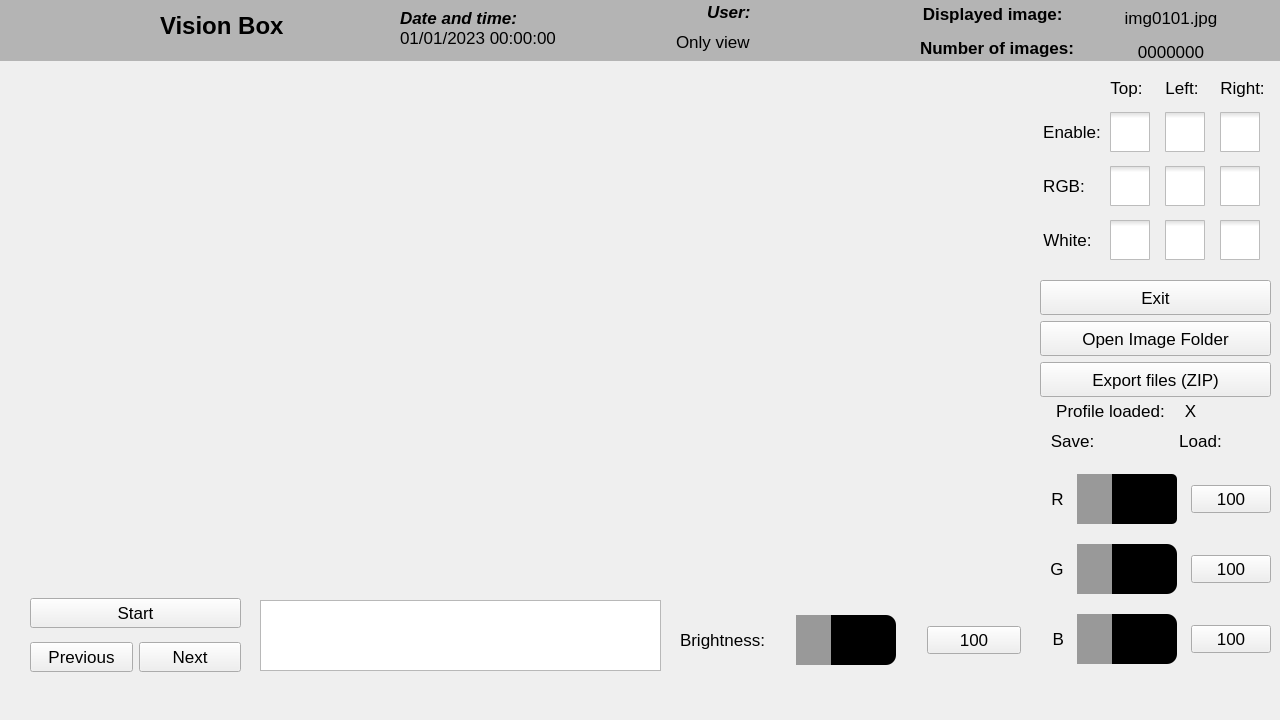
Before: the Qt Designer form form.ui in mblui/RaspberryFiles, drawn with Qt 5.
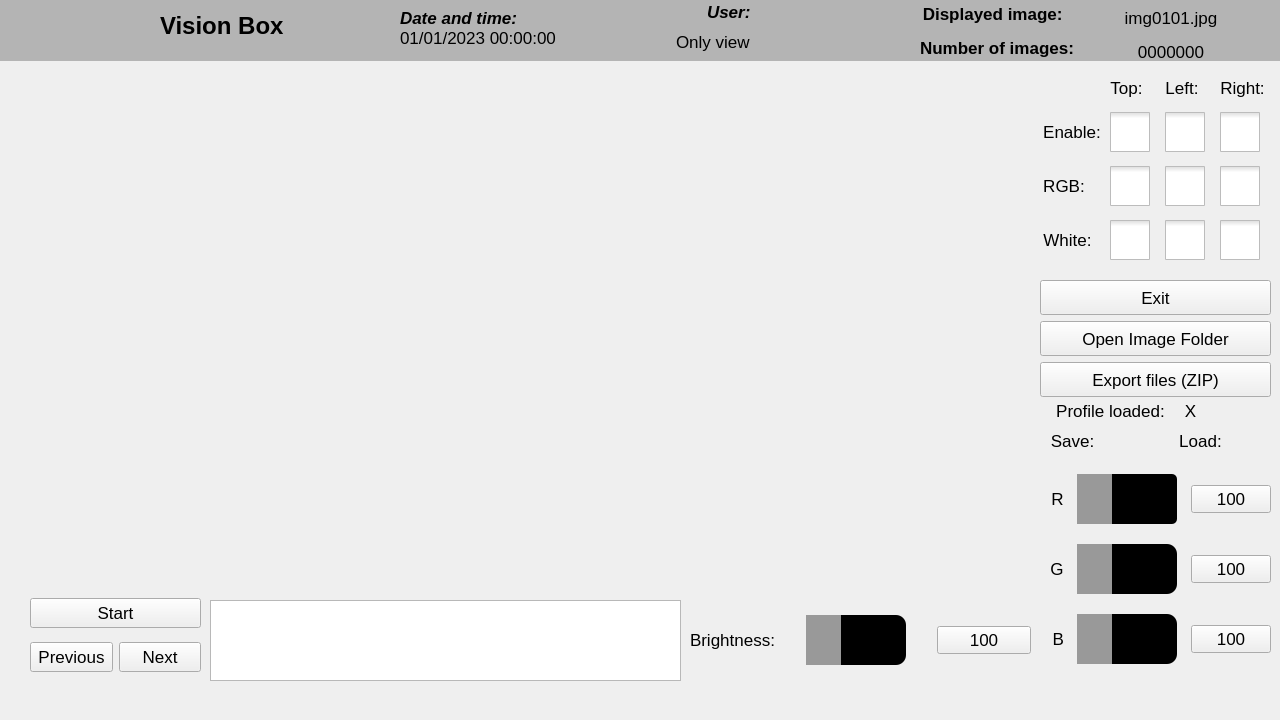
After: the same form once the commit is applied. Icons and pictures are not drawn.

```diff
--- a/form.ui
+++ b/form.ui
@@ -640,7 +640,7 @@
     <rect>
      <x>30</x>
      <y>590</y>
-     <width>211</width>
+     <width>171</width>
      <height>91</height>
     </rect>
    </property>
@@ -961,10 +961,10 @@
   <widget class="QTextBrowser" name="textBrowser">
    <property name="geometry">
     <rect>
-     <x>260</x>
+     <x>210</x>
      <y>600</y>
-     <width>401</width>
-     <height>71</height>
+     <width>471</width>
+     <height>81</height>
     </rect>
    </property>
   </widget>
@@ -1244,7 +1244,7 @@
   <widget class="QWidget" name="gridLayoutWidget_3">
    <property name="geometry">
     <rect>
-     <x>680</x>
+     <x>690</x>
      <y>600</y>
      <width>341</width>
      <height>80</height>
```
